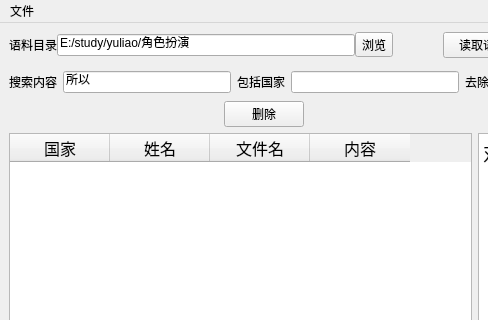
Old version of the form yuliao_ui.ui in the repository zweien/yuliao_pyqt; both pictures show x 0 to 488 and y 0 to 320 of the 950 by 703 pixel window.
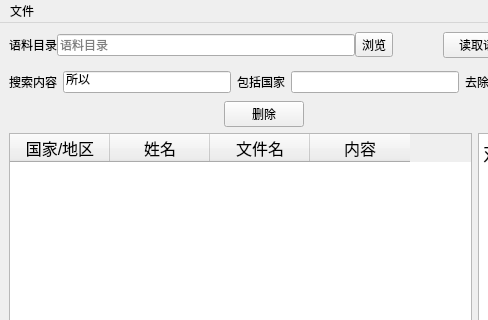
New version of the form.

```diff
--- a/yuliao_ui.ui
+++ b/yuliao_ui.ui
@@ -33,7 +33,7 @@
       <item>
        <widget class="QLineEdit" name="lineEdit">
         <property name="text">
-         <string>E:/study/yuliao/角色扮演</string>
+         <string/>
         </property>
         <property name="placeholderText">
          <string>语料目录</string>
@@ -299,7 +299,7 @@
         </attribute>
         <column>
          <property name="text">
-          <string>国家</string>
+          <string>国家/地区</string>
          </property>
         </column>
         <column>
```
Left out of the diff: 8 changed lines with no effect on the pictures.
